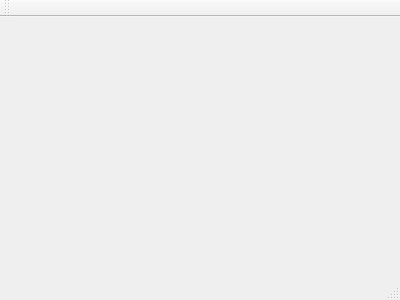
Above: mainwindow.ui from riuson/mapinfo before the change. Below: the same form after it.
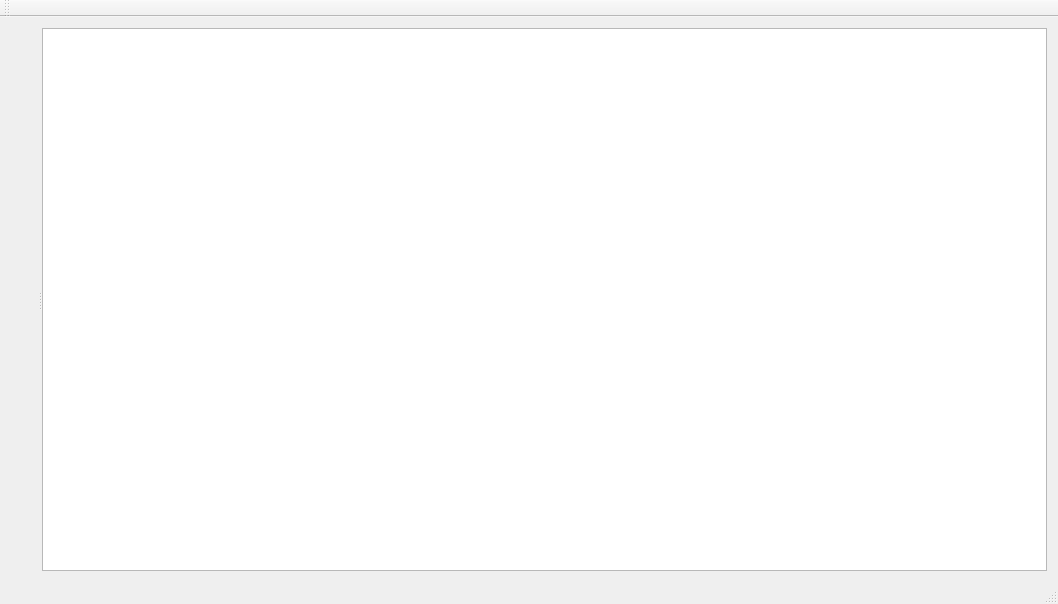
That is the form after the change.

What changed in the file:
```diff
--- a/mainwindow.ui
+++ b/mainwindow.ui
@@ -1,24 +1,55 @@
 <ui version="4.0">
  <class>MainWindow</class>
- <widget class="QMainWindow" name="MainWindow" >
-  <property name="geometry" >
+ <widget class="QMainWindow" name="MainWindow">
+  <property name="geometry">
    <rect>
     <x>0</x>
     <y>0</y>
-    <width>400</width>
-    <height>300</height>
+    <width>1058</width>
+    <height>604</height>
    </rect>
   </property>
   <property name="windowTitle" >
    <string>MainWindow</string>
   </property>
-  <widget class="QMenuBar" name="menuBar" />
-  <widget class="QToolBar" name="mainToolBar" />
-  <widget class="QWidget" name="centralWidget" />
-  <widget class="QStatusBar" name="statusBar" />
+  <widget class="QWidget" name="centralWidget">
+   <layout class="QVBoxLayout" name="verticalLayout">
+    <item>
+     <widget class="QSplitter" name="splitter">
+      <property name="orientation">
+       <enum>Qt::Horizontal</enum>
+      </property>
+      <widget class="QLabel" name="labelImageView">
+       <property name="text">
+        <string notr="true"/>
+       </property>
+      </widget>
+      <widget class="QTextBrowser" name="textBrowserInfo"/>
+     </widget>
+    </item>
+   </layout>
+  </widget>
+  <widget class="QMenuBar" name="menuBar">
+   <property name="geometry">
+    <rect>
+     <x>0</x>
+     <y>0</y>
+     <width>1058</width>
+     <height>25</height>
+    </rect>
+   </property>
+  </widget>
+  <widget class="QToolBar" name="mainToolBar">
+   <attribute name="toolBarArea">
+    <enum>TopToolBarArea</enum>
+   </attribute>
+   <attribute name="toolBarBreak">
+    <bool>false</bool>
+   </attribute>
+  </widget>
+  <widget class="QStatusBar" name="statusBar"/>
  </widget>
- <layoutDefault spacing="6" margin="11" />
- <pixmapfunction></pixmapfunction>
+ <layoutdefault spacing="6" margin="11"/>
  <resources/>
  <connections/>
 </ui>
```
Left out of the diff: 5 changed lines with no effect on the pictures.
